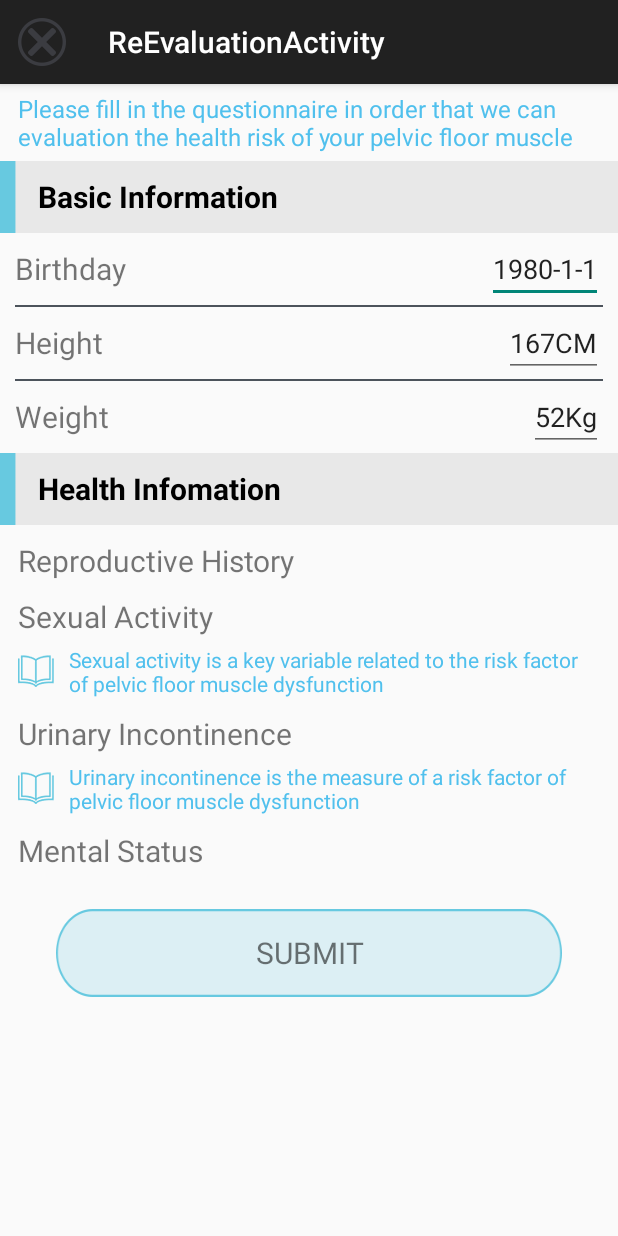
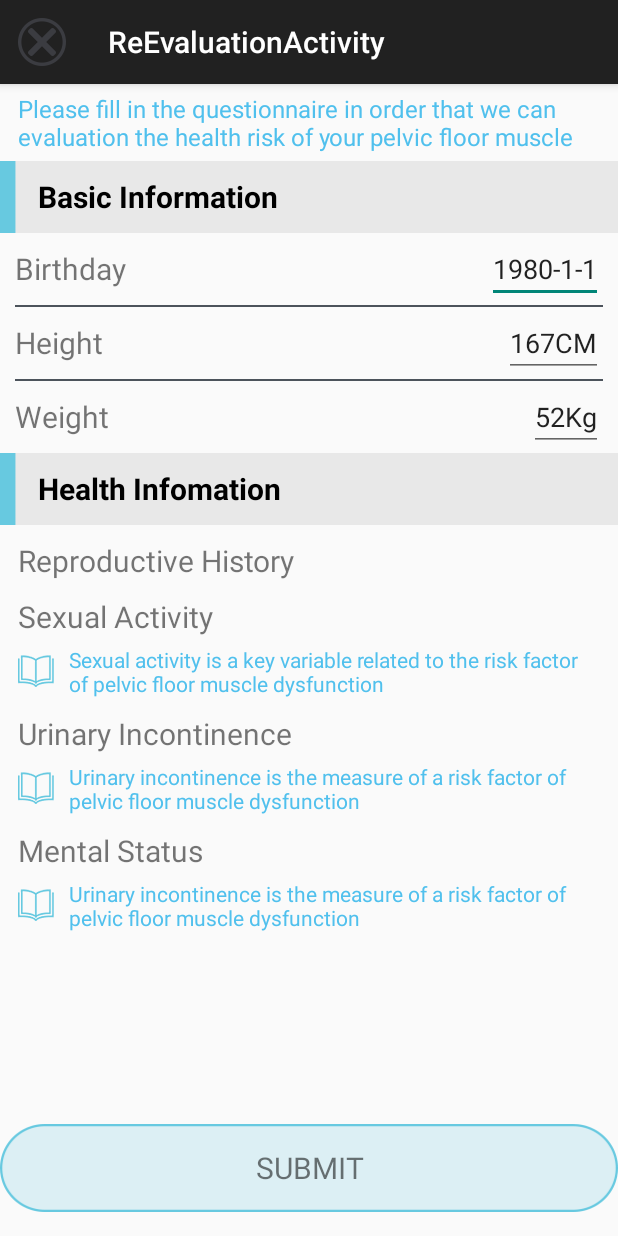
Before and after one commit to EricFu1120/Skea-Android, an Android app: the ReEvaluationActivity screen opened directly, with no data from a screen before it, on a phone screen of 412 x 824 dp. Run offline under Robolectric (Android 15) with nearby library versions, the phone set to English and light mode, and no system bars.

Commit message:
ReEvaluationActivity中Submit按钮位置改动

```diff
--- a/app/src/main/res/layout/activity_re_evaluation.xml
+++ b/app/src/main/res/layout/activity_re_evaluation.xml
@@ -8,7 +8,8 @@
 
     <ScrollView
         android:layout_width="match_parent"
-        android:layout_height="wrap_content">
+        android:layout_height="0dp"
+        android:layout_weight="1">
 
         <LinearLayout
             android:layout_width="match_parent"
@@ -180,23 +181,29 @@
                     android:textSize="20sp"
                     android:layout_marginTop="10dp"
                     android:text="Mental Status" />
-
-                <Button
-                    android:id="@+id/submit_bt"
-                    style="?android:textAppearanceSmall"
+                <TextView
                     android:layout_width="match_parent"
                     android:layout_height="wrap_content"
-                    android:layout_margin="25dp"
-                    android:layout_marginTop="16dp"
-                    android:background="@drawable/btn_blue"
-                    android:text="Submit"
-                    android:textSize="20dp" />
+                    android:drawableLeft="@drawable/bookmark"
+                    android:drawablePadding="10dp"
+                    android:layout_marginTop="5dp"
+                    android:text="Urinary incontinence is the measure of a risk factor of pelvic floor muscle dysfunction"
+                    android:textColor="@color/main_blue" />
 
             </LinearLayout>
 
         </LinearLayout>
 
     </ScrollView>
+    <Button
+        android:id="@+id/submit_bt"
+        style="?android:textAppearanceSmall"
+        android:layout_width="match_parent"
+        android:layout_height="wrap_content"
+        android:layout_marginTop="10dp"
+        android:background="@drawable/btn_blue"
+        android:text="Submit"
+        android:textSize="20dp" />
 
 
 </LinearLayout>
```
